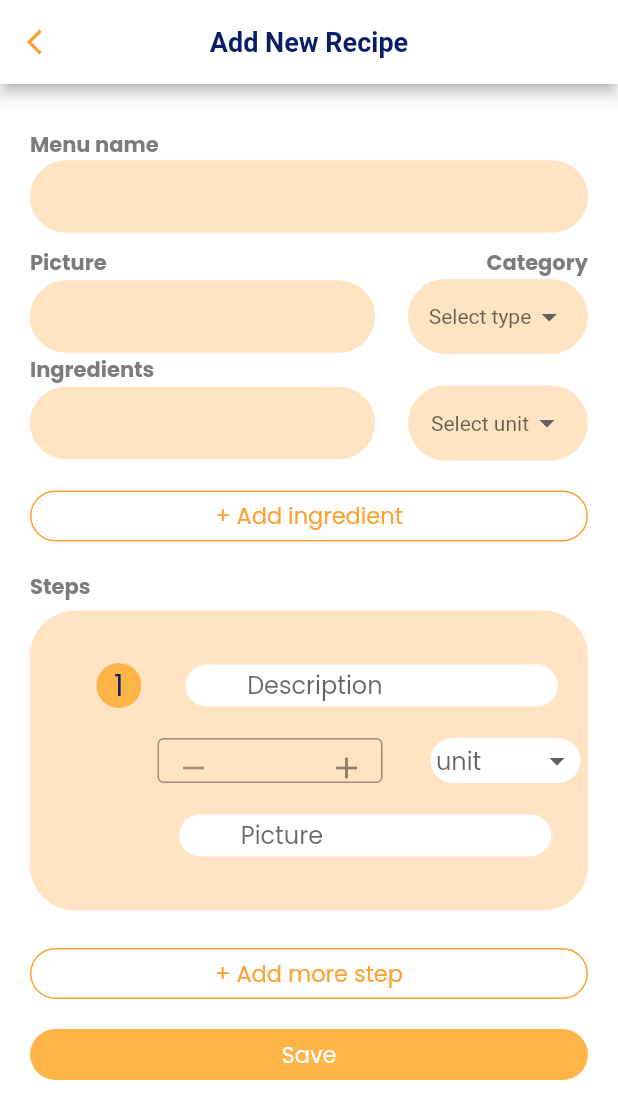
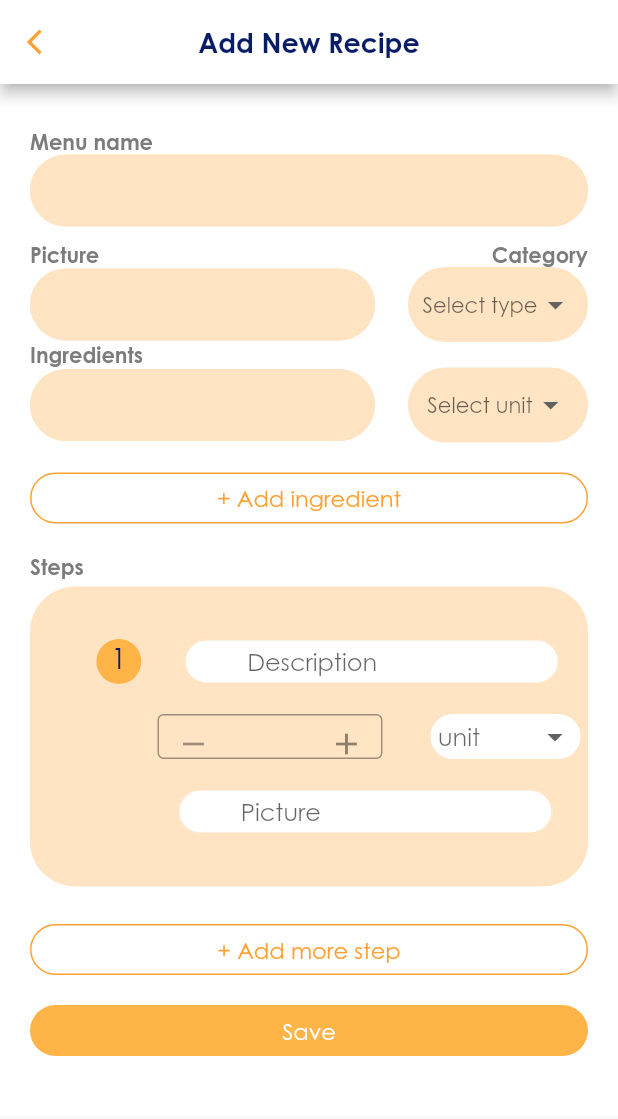
Before and after one commit to candyccyn/Cooking-app, a Flutter app: the AddStep screen opened directly, on a phone screen of 412 x 824 dp. Shown: the top 1119 px of the screen. Run offline on Flutter 3.47's test engine with Material 2 defaults, Android fonts, the phone set to English and light mode, and no system bars; drawn by our look-alikes of flutter_spinbox; our stand-ins replace cloud_firestore, dotted_line, firebase_auth, firebase_core, flutter_svg, google_sign_in; missing offline and left inert: simple_timer; accounts and stored records are empty.

Commit message:
edit font

```diff
--- a/lib/main.dart
+++ b/lib/main.dart
@@ -35,7 +35,7 @@ class MyApp extends StatelessWidget {
   Widget build(BuildContext context) {
     return MaterialApp(
       theme: ThemeData(
-        fontFamily: "Poppins",
+        fontFamily: "Century Gothic",
       ),
       routes: routes,
 
--- a/lib/screens/authenticate/sign_in.dart
+++ b/lib/screens/authenticate/sign_in.dart
@@ -49,7 +49,7 @@ class SignUpComponent extends StatelessWidget {
                   ),
                   Text(
                     "Sign in",
-                    style: TextStyle(
+                    style: TextStyle( fontFamily: "Century Gothic",
                       fontSize: 30,
                       color: Color(0xFF012060),
                       decoration: TextDecoration.none,
@@ -60,7 +60,7 @@ class SignUpComponent extends StatelessWidget {
                   ),
                   Text(
                     "Sign in email and password \nor continue with social media",
-                    textAlign: TextAlign.center,
+                    textAlign: TextAlign.center,style: TextStyle( fontFamily: "Century Gothic",),
                   ),
                   SizedBox(
                     height: 30.0,
@@ -117,13 +117,14 @@ class SignUpComponent extends StatelessWidget {
                     children: [
                       Text(
                         "Don't have an account ? ",
-                        style: TextStyle(fontSize: 15),
+                        style: TextStyle( fontFamily: "Century Gothic",fontSize: 15),
                       ),
                       GestureDetector(
                           onTap: () => Navigator.pushNamed(
                               context, SignUpScreen.routeName),
                           child: Text("Sign up ",
                               style: TextStyle(
+                                 fontFamily: "Century Gothic",
                                   fontSize: 15,
                                   color: Color(0xFFFFA925),
                                   fontWeight: FontWeight.bold))),
--- a/lib/widgets/authentication_widgets/signin_widgets/sign_form.dart
+++ b/lib/widgets/authentication_widgets/signin_widgets/sign_form.dart
@@ -71,8 +71,14 @@ class _SignFormState extends State<SignForm> {
       },
       decoration: InputDecoration(
         labelText: "password",
+        labelStyle: TextStyle(
+          fontFamily: "Century Gothic",
+        ),
         suffixIcon: Icon(Icons.lock),
         hintText: "enter password",
+        hintStyle: TextStyle(
+          fontFamily: "Century Gothic",
+        ),
         filled: true,
         fillColor: Color(0xFFFFECDF),
         floatingLabelBehavior: FloatingLabelBehavior.always,
@@ -120,7 +126,13 @@ class _SignFormState extends State<SignForm> {
       },
       decoration: InputDecoration(
         labelText: "email",
+        labelStyle: TextStyle(
+          fontFamily: "Century Gothic",
+        ),
         hintText: "enter email",
+        hintStyle: TextStyle(
+          fontFamily: "Century Gothic",
+        ),
         filled: true,
         fillColor: Color(0xFFFFECDF),
         suffixIcon: Icon(Icons.mail),
--- a/lib/widgets/recipe/add/add_form.dart
+++ b/lib/widgets/recipe/add/add_form.dart
@@ -24,18 +24,18 @@ class _AddFromState extends State<AddFrom> {
         Text(
           "Menu name",
           style:
-              TextStyle(color: Color(0xff7C7C7C), fontWeight: FontWeight.bold,),
+              TextStyle(fontFamily: "Century Gothic",color: Color(0xff7C7C7C), fontWeight: FontWeight.bold,),
         ),
         buildMenuNameFormField(),
         SizedBox(height: 10),
         Row(
           children: [
             Text("Picture",
-                style: TextStyle(
+                style: TextStyle(fontFamily: "Century Gothic",
                     color: Color(0xff7C7C7C), fontWeight: FontWeight.bold)),
             Spacer(),
             Text("Category",
-                style: TextStyle(
+                style: TextStyle(fontFamily: "Century Gothic",
                     color: Color(0xff7C7C7C), fontWeight: FontWeight.bold)),
           ],
         ),
@@ -52,13 +52,14 @@ class _AddFromState extends State<AddFrom> {
               child: Center(
                 child: DropdownButton(
                   hint: Text(
-                    "Select type",
+                    "Select type",style: TextStyle(fontFamily: "Century Gothic",),
                     textAlign: TextAlign.center,
                   ),
                   dropdownColor: Color(0xFFFFFE4C4),
                   underline: SizedBox(),
                   style: TextStyle(
                     color: Color(0xff091D67),
+                    fontFamily: "Century Gothic",
                   ),
                   value: type,
                   onChanged: (newValue) {
@@ -69,7 +70,7 @@ class _AddFromState extends State<AddFrom> {
                   items: typeItem.map((valueItem) {
                     return DropdownMenuItem(
                       value: valueItem,
-                      child: Text(valueItem, textAlign: TextAlign.center),
+                      child: Text(valueItem, textAlign: TextAlign.center,style: TextStyle(fontFamily: "Century Gothic",),),
                     );
                   }).toList(),
                 ),
@@ -78,7 +79,7 @@ class _AddFromState extends State<AddFrom> {
           ],
         ),
         Text("Ingredients",
-            style: TextStyle(
+            style: TextStyle(fontFamily: "Century Gothic",
                 color: Color(0xff7C7C7C), fontWeight: FontWeight.bold)),
         ListView.separated(
             separatorBuilder: (BuildContext context, int index) =>
@@ -105,7 +106,7 @@ class _AddFromState extends State<AddFrom> {
               },
               child: Text(
                 "+ Add ingredient",
-                style: TextStyle(fontSize: 15, color: Color(0xffFFA132)),
+                style: TextStyle(fontFamily: "Century Gothic",fontSize: 15, color: Color(0xffFFA132)),
               )),
         ),
       ],
--- a/lib/widgets/recipe/add/add_recipe.dart
+++ b/lib/widgets/recipe/add/add_recipe.dart
@@ -16,9 +16,9 @@ class _AddStepState extends State<AddStep> {
       appBar: AppBar(
         backgroundColor: Colors.white,
         textTheme: TextTheme(
-            headline6: TextStyle(color: Color(0xff091D67), fontSize: 18)),
+            headline6: TextStyle(fontFamily: "Century Gothic",color: Color(0xff091D67), fontSize: 18)),
         title: Text("Add New Recipe",
-            style: TextStyle(
+            style: TextStyle(fontFamily: "Century Gothic",
               fontWeight: FontWeight.bold,
             )),
         centerTitle: true,
@@ -47,7 +47,7 @@ class _AddStepState extends State<AddStep> {
                 AddFrom(),
                 SizedBox(height: 20),
                 Text("Steps",
-                    style: TextStyle(
+                    style: TextStyle(fontFamily: "Century Gothic",
                         color: Color(0xff7C7C7C), fontWeight: FontWeight.bold)),
                 ListView.separated(
                     separatorBuilder: (BuildContext context, int index) =>
@@ -76,7 +76,7 @@ class _AddStepState extends State<AddStep> {
                       child: Text(
                         "+ Add more step",
                         style:
-                            TextStyle(fontSize: 15, color: Color(0xffFFA132)),
+                            TextStyle(fontFamily: "Century Gothic",fontSize: 15, color: Color(0xffFFA132)),
                       )),
                 ),
                 SizedBox(height: 20),
@@ -92,7 +92,7 @@ class _AddStepState extends State<AddStep> {
                         onPressed: () {},
                         child: Text(
                           "Save",
-                          style: TextStyle(fontSize: 15, color: Colors.white),
+                          style: TextStyle(fontFamily: "Century Gothic",fontSize: 15, color: Colors.white),
                         )),
                   ),
                 ),
--- a/lib/widgets/recipe/add/ingredient.dart
+++ b/lib/widgets/recipe/add/ingredient.dart
@@ -33,11 +33,11 @@ class _IngredientState extends State<Ingredient> {
             child: DropdownButton(
               hint: Text(
                 "Select unit",
-                textAlign: TextAlign.center,
+                textAlign: TextAlign.center,style: TextStyle(fontFamily: "Century Gothic",)
               ),
               dropdownColor: Color(0xFFFFFE4C4),
               underline: SizedBox(),
-              style: TextStyle(
+              style: TextStyle(fontFamily: "Century Gothic",
                 color: Color(0xff091D67),
               ),
               value: unit,
@@ -49,7 +49,7 @@ class _IngredientState extends State<Ingredient> {
               items: unitItem.map((valueItem) {
                 return DropdownMenuItem(
                   value: valueItem,
-                  child: Text(valueItem, textAlign: TextAlign.center),
+                  child: Text(valueItem, textAlign: TextAlign.center,style: TextStyle(fontFamily: "Century Gothic",),),
                 );
               }).toList(),
             ),
--- a/lib/widgets/recipe/add/step_form.dart
+++ b/lib/widgets/recipe/add/step_form.dart
@@ -79,6 +79,9 @@ class _StepFormState extends State<StepForm> {
                             hint: Text(
                               "unit",
                               textAlign: TextAlign.center,
+                              style: TextStyle(
+                                fontFamily: "Century Gothic",
+                              ),
                             ),
                             dropdownColor: Colors.white,
                             underline: SizedBox(),
@@ -91,8 +94,13 @@ class _StepFormState extends State<StepForm> {
                             items: unitList.map((valueItem) {
                               return DropdownMenuItem(
                                 value: valueItem,
-                                child: Text(valueItem,
-                                    textAlign: TextAlign.center),
+                                child: Text(
+                                  valueItem,
+                                  textAlign: TextAlign.center,
+                                  style: TextStyle(
+                                    fontFamily: "Century Gothic",
+                                  ),
+                                ),
                               );
                             }).toList(),
                           ),
@@ -120,6 +128,9 @@ TextFormField buildDescriptionFormField() {
   return TextFormField(
     decoration: InputDecoration(
       hintText: "Description",
+      hintStyle: TextStyle(
+        fontFamily: "Century Gothic",
+      ),
       filled: true,
       fillColor: Colors.white,
       floatingLabelBehavior: FloatingLabelBehavior.always,
@@ -145,6 +156,9 @@ TextFormField buildPictureFormField() {
   return TextFormField(
     decoration: InputDecoration(
       hintText: "Picture",
+      hintStyle: TextStyle(
+        fontFamily: "Century Gothic",
+      ),
       filled: true,
       fillColor: Colors.white,
       floatingLabelBehavior: FloatingLabelBehavior.always,
@@ -182,7 +196,10 @@ class DrawCircle extends StatelessWidget {
       ),
       child: Text(
         countStep,
-        style: TextStyle(fontSize: 20, color: Color(0xff091D67)),
+        style: TextStyle(
+            fontFamily: "Century Gothic",
+            fontSize: 20,
+            color: Color(0xff091D67)),
         textAlign: TextAlign.center,
       ),
     );
--- a/lib/widgets/shared/roundedbutton.dart
+++ b/lib/widgets/shared/roundedbutton.dart
@@ -22,7 +22,7 @@ class RoundedButton extends StatelessWidget {
           child: Text(
             text,
             style: TextStyle(
-                fontSize: 20, color: Color(0xff091D67)),
+                fontSize: 20, fontFamily: "Century Gothic", color: Color(0xff091D67)),
           )),
     );
   }
```
